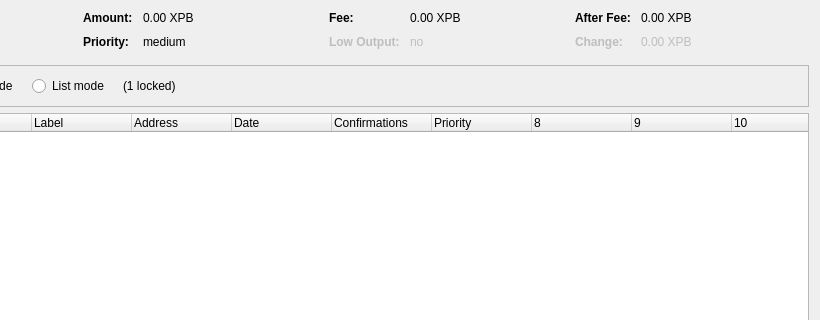
cryonote/cryonote, file src/qtwallet/forms/coincontroldialog.ui: the form before one commit; both pictures show x 180 to 1000 and y 0 to 320 of the 1000 by 500 pixel window.
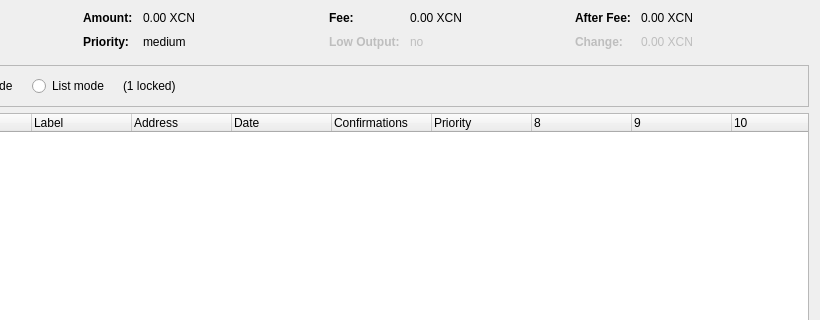
The form after the commit. Custom widgets are drawn as their Qt base class.

Patch:
```diff
--- a/src/qtwallet/forms/coincontroldialog.ui
+++ b/src/qtwallet/forms/coincontroldialog.ui
@@ -132,7 +132,7 @@
           <enum>Qt::ActionsContextMenu</enum>
          </property>
          <property name="text">
-          <string notr="true">0.00 XPB</string>
+          <string notr="true">0.00 XCN</string>
          </property>
          <property name="textInteractionFlags">
           <set>Qt::LinksAccessibleByMouse|Qt::TextSelectableByKeyboard|Qt::TextSelectableByMouse</set>
@@ -206,7 +206,7 @@
           <enum>Qt::ActionsContextMenu</enum>
          </property>
          <property name="text">
-          <string notr="true">0.00 XPB</string>
+          <string notr="true">0.00 XCN</string>
          </property>
          <property name="textInteractionFlags">
           <set>Qt::LinksAccessibleByMouse|Qt::TextSelectableByKeyboard|Qt::TextSelectableByMouse</set>
@@ -286,7 +286,7 @@
           <enum>Qt::ActionsContextMenu</enum>
          </property>
          <property name="text">
-          <string notr="true">0.00 XPB</string>
+          <string notr="true">0.00 XCN</string>
          </property>
          <property name="textInteractionFlags">
           <set>Qt::LinksAccessibleByMouse|Qt::TextSelectableByKeyboard|Qt::TextSelectableByMouse</set>
@@ -321,7 +321,7 @@
           <enum>Qt::ActionsContextMenu</enum>
          </property>
          <property name="text">
-          <string notr="true">0.00 XPB</string>
+          <string notr="true">0.00 XCN</string>
          </property>
          <property name="textInteractionFlags">
           <set>Qt::LinksAccessibleByMouse|Qt::TextSelectableByKeyboard|Qt::TextSelectableByMouse</set>
```
